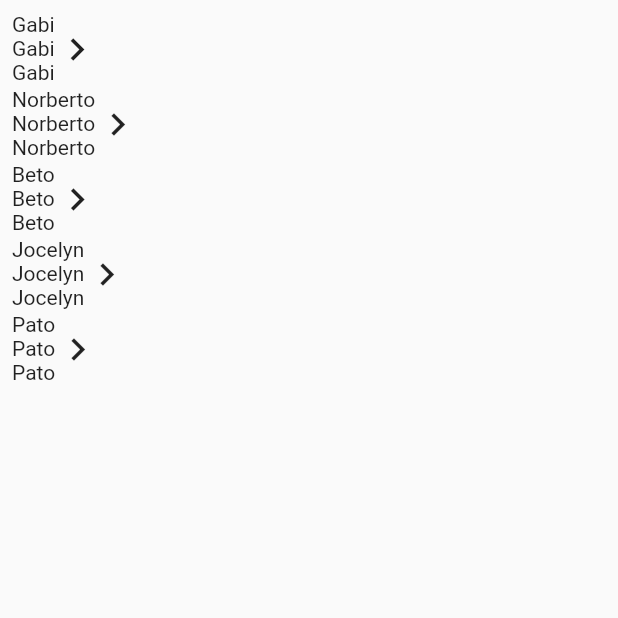
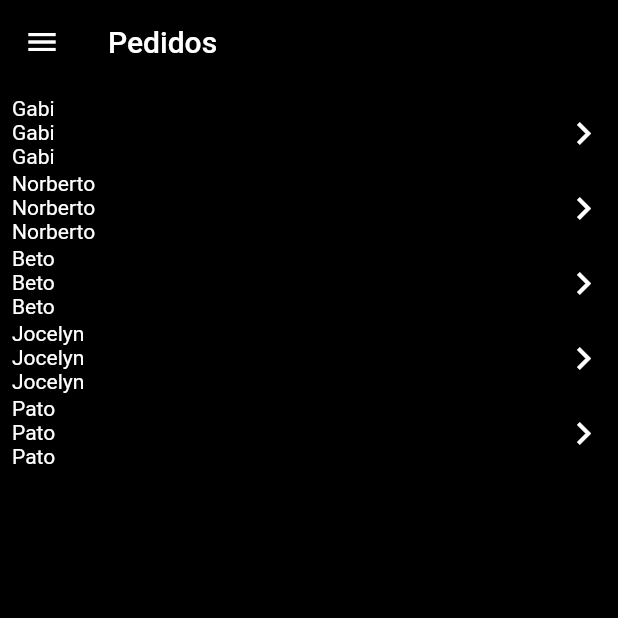
Before and after one commit to PatyLuPrz/DiggiDelivery, a Flutter app: the PedidosClientes screen opened directly, on a phone screen of 412 x 824 dp, the top half of it. Run offline on Flutter 3.47's test engine with Material 2 defaults, Android fonts, the phone set to English and light mode, and no system bars; our stand-ins replace cloud_firestore, shared_preferences; accounts and stored records are empty.

Commit message:
Modo oscuro, diseño de perfil de usuario, drawer para pedidos en curso e historial

```diff
--- a/diggi_delivery_movil/lib/main.dart
+++ b/diggi_delivery_movil/lib/main.dart
@@ -41,9 +41,6 @@ class _MyAppState extends State<MyApp> {
           'login': (BuildContext context) => LoginPage(),
           'home': (BuildContext context) => HomePage(),
         },
-        // theme: ThemeData(
-        //   primaryColor: Color.fromRGBO(49, 49, 49, 1.0),
-        // ),
       ),
     );
   }
--- a/diggi_delivery_movil/lib/pages/clientes/pedidos_clientes.dart
+++ b/diggi_delivery_movil/lib/pages/clientes/pedidos_clientes.dart
@@ -1,36 +1,72 @@
+import 'package:diggi_delivery_movil/providers/theme.dart';
 import 'package:flutter/material.dart';
+import 'package:provider/provider.dart';
 
-class PedidosClientes extends StatelessWidget {
+class PedidosClientes extends StatefulWidget {
   final String nombre;
 
   const PedidosClientes({Key key, this.nombre}) : super(key: key);
+
+  @override
+  _PedidosClientesState createState() => _PedidosClientesState();
+}
+
+class _PedidosClientesState extends State<PedidosClientes> {
   @override
   Widget build(BuildContext context) {
-    return Container(
-      child: ListView(
+    final currentTheme = Provider.of<ThemeProvider>(context);
+    return Scaffold(
+      backgroundColor: currentTheme.currentThemeColorComponents(currentTheme),
+      appBar: AppBar(
+        iconTheme: IconThemeData(
+            color: currentTheme.currentThemeColorText(currentTheme)),
+        title: Text(
+          'Pedidos',
+          style: TextStyle(
+              color: currentTheme.currentThemeColorText(currentTheme)),
+        ),
+        backgroundColor: currentTheme.currentThemeColorComponents(currentTheme),
+      ),
+      drawer: _drawerPedidos(currentTheme),
+      body: ListView(
         padding: const EdgeInsets.all(8),
         children: <Widget>[
-          _listaPedidos('Gabi', '#000000001', 'Repartidor 1'),
-          _listaPedidos('Norberto', '#000000001', 'Repartidor 2'),
-          _listaPedidos('Beto', '#000000001', 'Repartidor 3'),
-          _listaPedidos('Jocelyn', '#000000001', 'Repartidor 4'),
-          _listaPedidos('Pato', '#000000001', 'Repartidor 5'),
+          _listaPedidos('Gabi', '#000000001', 'Repartidor 1', currentTheme),
+          _listaPedidos('Norberto', '#000000001', 'Repartidor 2', currentTheme),
+          _listaPedidos('Beto', '#000000001', 'Repartidor 3', currentTheme),
+          _listaPedidos('Jocelyn', '#000000001', 'Repartidor 4', currentTheme),
+          _listaPedidos('Pato', '#000000001', 'Repartidor 5', currentTheme),
         ],
       ),
     );
   }
 
-  Widget _listaPedidos(String nombre, String numero, String repartidor) {
+  Widget _listaPedidos(String nombre, String numero, String repartidor,
+      ThemeProvider currentTheme) {
     return Container(
         decoration: BoxDecoration(borderRadius: BorderRadius.circular(8.0)),
         height: 50,
         child: Row(
+          mainAxisAlignment: MainAxisAlignment.spaceBetween,
           children: <Widget>[
             Column(
+              crossAxisAlignment: CrossAxisAlignment.center,
               children: <Widget>[
-                Text(nombre),
-                Text(nombre),
-                Text(nombre),
+                Text(
+                  nombre,
+                  style: TextStyle(
+                      color: currentTheme.currentThemeColorText(currentTheme)),
+                ),
+                Text(
+                  nombre,
+                  style: TextStyle(
+                      color: currentTheme.currentThemeColorText(currentTheme)),
+                ),
+                Text(
+                  nombre,
+                  style: TextStyle(
+                      color: currentTheme.currentThemeColorText(currentTheme)),
+                ),
               ],
             ),
             Align(
@@ -38,8 +74,53 @@ class PedidosClientes extends StatelessWidget {
                 child: Icon(
                   Icons.chevron_right,
                   size: 30.0,
+                  color: currentTheme.currentThemeColorText(currentTheme),
                 ))
           ],
         ));
   }
+
+  Widget _drawerPedidos(ThemeProvider currentTheme) {
+    return Drawer(
+        child: ListView(
+      padding: EdgeInsets.zero,
+      children: <Widget>[
+        Container(
+          height: 60.0,
+          width: double.infinity,
+          child: DrawerHeader(
+            child: Text(
+              'Drawer Header',
+              textAlign: TextAlign.center,
+              style: TextStyle(
+                  color: currentTheme.currentThemeColorText(currentTheme)),
+            ),
+            decoration: BoxDecoration(
+                color: currentTheme.currentThemeColorComponents(currentTheme)),
+          ),
+        ),
+        ListTile(
+          title: Text('Pedidos'),
+          onTap: () {
+            // Actualiza el estado de la aplicación
+            // ...
+          },
+        ),
+        ListTile(
+          title: Text('En camino'),
+          onTap: () {
+            // Actualiza el estado de la aplicación
+            // ...
+          },
+        ),
+        ListTile(
+          title: Text('Compras'),
+          onTap: () {
+            // Actualiza el estado de la aplicación
+            // ...
+          },
+        ),
+      ],
+    ));
+  }
 }
--- a/diggi_delivery_movil/lib/providers/theme.dart
+++ b/diggi_delivery_movil/lib/providers/theme.dart
@@ -14,4 +14,15 @@ class ThemeProvider with ChangeNotifier {
   }
 
   bool isDarkTheme() => _theme == ThemePreference.DARK;
+
+  currentThemeColorComponents(ThemeProvider currentTheme) {
+    return currentTheme.isDarkTheme() ? Colors.white : Colors.black;
+  }
+
+  currentThemeColorText(ThemeProvider currentTheme) {
+    return currentTheme.isDarkTheme() ? Colors.black : Colors.white;
+  }
+  currentThemeColorContainer(ThemeProvider currentTheme) {
+    return currentTheme.isDarkTheme() ? Colors.black54 : Colors.white54;
+  }
 }
```
Also changed, not shown: diggi_delivery_movil/lib/pages/clientes/inicio_clientes.dart (+19 -12 lines), diggi_delivery_movil/lib/pages/home_page.dart (+13 -17 lines), diggi_delivery_movil/lib/pages/perfil_usuario_page.dart (+38 -7 lines).
